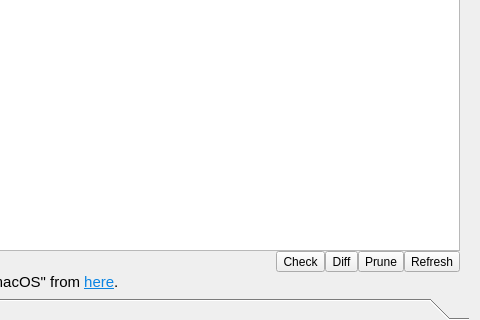
Before: the Qt Designer form src/vorta/assets/UI/archivetab.ui in borgbase/vorta, drawn with Qt 5; both pictures show x 301 to 781 and y 127 to 447 of the 781 by 447 pixel window.
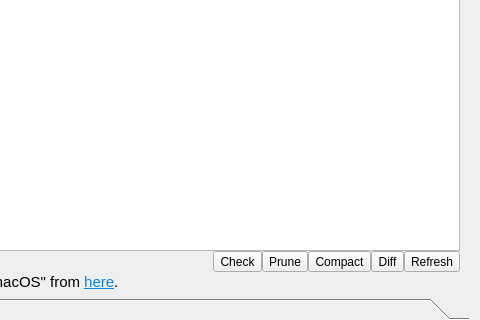
After: the same form once the commit is applied.

Commit message: Support new `borg compact` command (#1205)

```diff
--- a/src/vorta/assets/UI/archivetab.ui
+++ b/src/vorta/assets/UI/archivetab.ui
@@ -24,7 +24,6 @@
     <widget class="QToolBox" name="toolBox">
      <property name="font">
       <font>
-       <weight>50</weight>
        <bold>false</bold>
       </font>
      </property>
@@ -129,16 +128,6 @@
            </property>
           </widget>
          </item>
-         <item>
-          <widget class="QToolButton" name="diffButton">
-           <property name="text">
-            <string>Diff</string>
-           </property>
-           <property name="toolButtonStyle">
-            <enum>Qt::ToolButtonTextBesideIcon</enum>
-           </property>
-          </widget>
-         </item>
          <item>
           <widget class="QToolButton" name="pruneButton">
            <property name="text">
@@ -149,6 +138,26 @@
            </property>
           </widget>
          </item>
+         <item>
+          <widget class="QToolButton" name="compactButton">
+           <property name="text">
+            <string>Compact</string>
+           </property>
+           <property name="toolButtonStyle">
+            <enum>Qt::ToolButtonTextBesideIcon</enum>
+           </property>
+          </widget>
+         </item>
+         <item>
+          <widget class="QToolButton" name="diffButton">
+           <property name="text">
+            <string>Diff</string>
+           </property>
+           <property name="toolButtonStyle">
+            <enum>Qt::ToolButtonTextBesideIcon</enum>
+           </property>
+          </widget>
+         </item>
          <item>
           <widget class="QToolButton" name="listButton">
            <property name="text">
```
Left out of the diff: 7 changed lines with no effect on the pictures. The commit also changes 7 other files.
